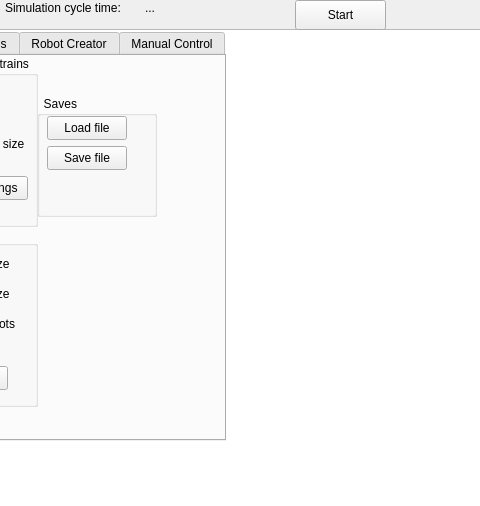
First picture: the form in mainwindow.ui, repository denis-fekete/icp_project, before the edit; both pictures show x 115 to 595 and y 0 to 506 of the 1000 by 600 pixel window.
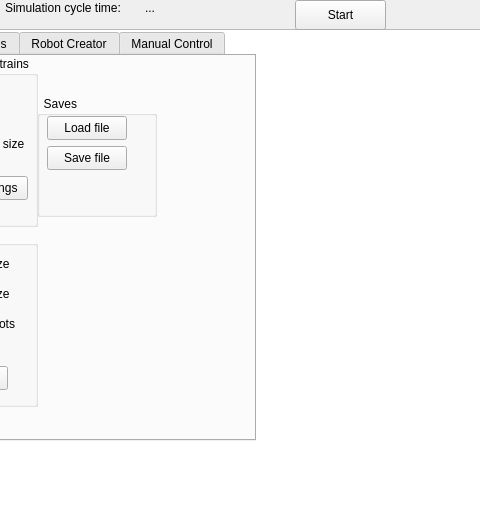
Second picture: the form after the edit. The open tabs and pages were chosen to show the change.

The edit to the form file:
```diff
--- a/mainwindow.ui
+++ b/mainwindow.ui
@@ -48,7 +48,7 @@
      <rect>
       <x>0</x>
       <y>30</y>
-      <width>341</width>
+      <width>371</width>
       <height>411</height>
      </rect>
     </property>
```
Left out of the diff: 4 changed lines with no effect on the pictures.
